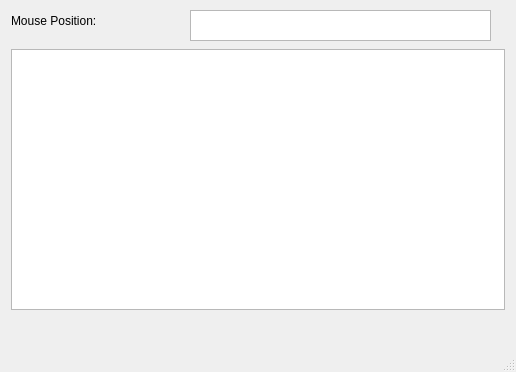
Qt form mainwindow.ui (ta-jana/pong) before a commit.
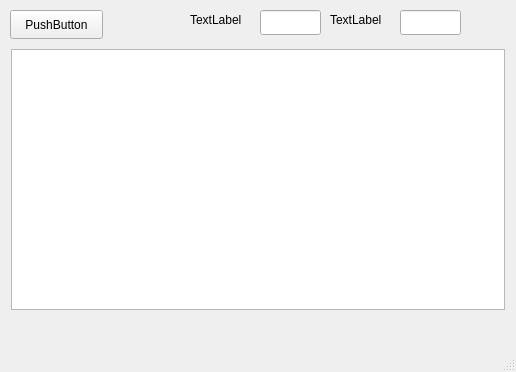
The same form after that commit.

Patch:
```diff
--- a/mainwindow.ui
+++ b/mainwindow.ui
@@ -30,26 +30,62 @@
      <bool>true</bool>
     </property>
    </widget>
+   <widget class="QPushButton" name="pushButton">
+    <property name="geometry">
+     <rect>
+      <x>10</x>
+      <y>10</y>
+      <width>93</width>
+      <height>29</height>
+     </rect>
+    </property>
+    <property name="text">
+     <string>PushButton</string>
+    </property>
+   </widget>
    <widget class="QLabel" name="label">
     <property name="geometry">
      <rect>
-      <x>11</x>
-      <y>11</y>
-      <width>121</width>
-      <height>20</height>
-     </rect>
-    </property>
-    <property name="text">
-     <string>Mouse Position:</string>
-    </property>
-   </widget>
-   <widget class="QTextEdit" name="mousePosition">
-    <property name="geometry">
-     <rect>
       <x>190</x>
       <y>10</y>
-      <width>301</width>
-      <height>31</height>
+      <width>63</width>
+      <height>20</height>
+     </rect>
+    </property>
+    <property name="text">
+     <string>TextLabel</string>
+    </property>
+   </widget>
+   <widget class="QLineEdit" name="lineEdit">
+    <property name="geometry">
+     <rect>
+      <x>260</x>
+      <y>10</y>
+      <width>61</width>
+      <height>25</height>
+     </rect>
+    </property>
+   </widget>
+   <widget class="QLabel" name="label_2">
+    <property name="geometry">
+     <rect>
+      <x>330</x>
+      <y>10</y>
+      <width>63</width>
+      <height>20</height>
+     </rect>
+    </property>
+    <property name="text">
+     <string>TextLabel</string>
+    </property>
+   </widget>
+   <widget class="QLineEdit" name="lineEdit_2">
+    <property name="geometry">
+     <rect>
+      <x>400</x>
+      <y>10</y>
+      <width>61</width>
+      <height>25</height>
      </rect>
     </property>
    </widget>
```
Left out of the diff: 2 changed lines with no effect on the pictures.
